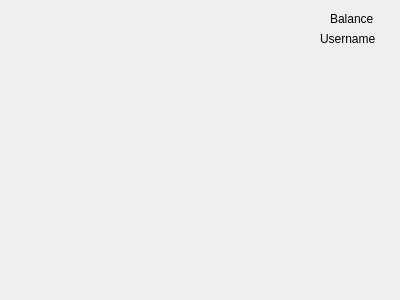
The window that UserInterface/buymenu.ui (Killjen/matomat) describes before a commit, drawn with Qt 5.
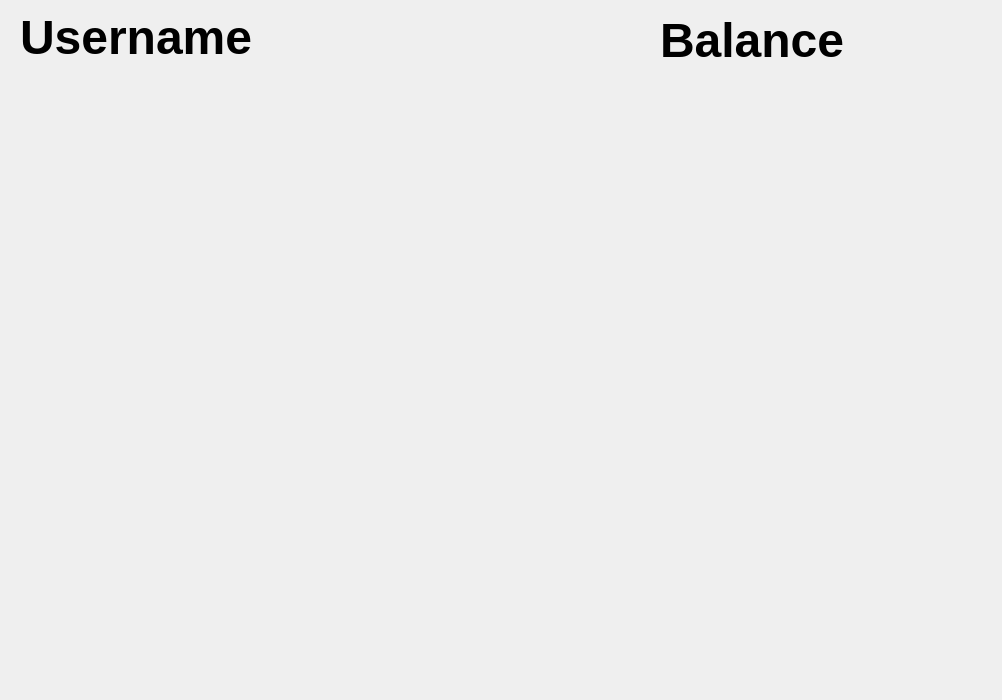
The same window after the commit.

The edit to the form file:
```diff
--- a/UserInterface/buymenu.ui
+++ b/UserInterface/buymenu.ui
@@ -6,8 +6,8 @@
    <rect>
     <x>0</x>
     <y>0</y>
-    <width>400</width>
-    <height>300</height>
+    <width>1002</width>
+    <height>700</height>
    </rect>
   </property>
   <property name="windowTitle">
@@ -16,36 +16,36 @@
   <widget class="QLabel" name="username">
    <property name="geometry">
     <rect>
-     <x>320</x>
-     <y>30</y>
-     <width>69</width>
-     <height>17</height>
+     <x>20</x>
+     <y>10</y>
+     <width>541</width>
+     <height>51</height>
     </rect>
    </property>
    <property name="text">
-    <string>Username</string>
+    <string>&lt;html&gt;&lt;head/&gt;&lt;body&gt;&lt;p&gt;&lt;span style=&quot; font-size:36pt; font-weight:600;&quot;&gt;Username&lt;/span&gt;&lt;/p&gt;&lt;/body&gt;&lt;/html&gt;</string>
    </property>
   </widget>
   <widget class="QLabel" name="balance">
    <property name="geometry">
     <rect>
-     <x>330</x>
+     <x>660</x>
      <y>10</y>
-     <width>54</width>
-     <height>17</height>
+     <width>381</width>
+     <height>61</height>
     </rect>
    </property>
    <property name="text">
-    <string>Balance</string>
+    <string>&lt;html&gt;&lt;head/&gt;&lt;body&gt;&lt;p&gt;&lt;span style=&quot; font-size:36pt; font-weight:600;&quot;&gt;Balance&lt;/span&gt;&lt;/p&gt;&lt;/body&gt;&lt;/html&gt;</string>
    </property>
   </widget>
   <widget class="QWidget" name="gridLayoutWidget">
    <property name="geometry">
     <rect>
-     <x>10</x>
-     <y>60</y>
-     <width>311</width>
-     <height>221</height>
+     <x>-10</x>
+     <y>70</y>
+     <width>871</width>
+     <height>611</height>
     </rect>
    </property>
    <layout class="QGridLayout" name="gridLayout"/>
```
